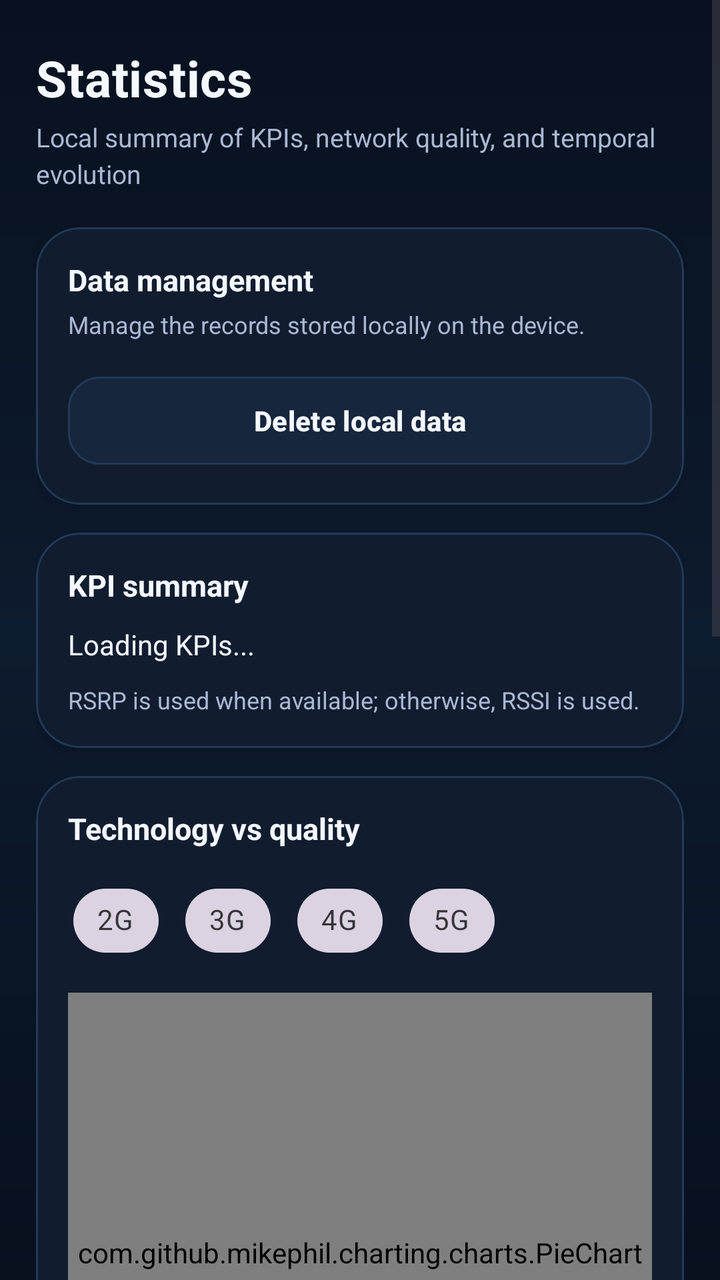
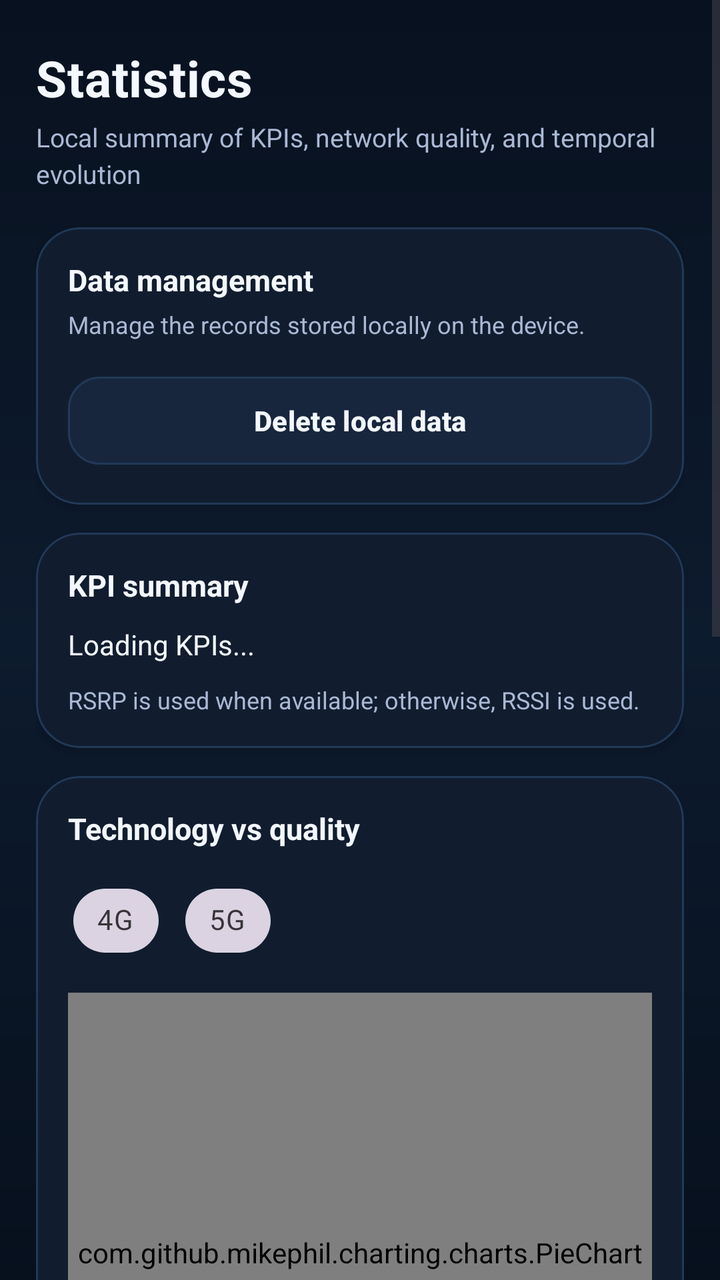

Compare the two renders of this Android layout. The source of the first and the diff that turns it into the second are given below.
<!-- AndroidManifest.xml: application theme Theme.NemoBackPack -->
<!-- res/layout/fragment_stats.xml -->
<?xml version="1.0" encoding="utf-8"?>
<androidx.constraintlayout.widget.ConstraintLayout
    xmlns:android="http://schemas.android.com/apk/res/android"
    xmlns:app="http://schemas.android.com/apk/res-auto"
    android:id="@+id/rootStats"
    android:layout_width="match_parent"
    android:layout_height="match_parent"
    android:background="@drawable/bg_app_gradient">

    <ScrollView
        android:id="@+id/scrollStats"
        android:layout_width="0dp"
        android:layout_height="0dp"
        android:fillViewport="true"
        android:clipToPadding="false"
        app:layout_constraintTop_toTopOf="parent"
        app:layout_constraintBottom_toBottomOf="parent"
        app:layout_constraintStart_toStartOf="parent"
        app:layout_constraintEnd_toEndOf="parent">

        <LinearLayout
            android:layout_width="match_parent"
            android:layout_height="wrap_content"
            android:orientation="vertical"
            android:paddingStart="18dp"
            android:paddingTop="22dp"
            android:paddingEnd="18dp"
            android:paddingBottom="28dp">

            
            <TextView
                android:id="@+id/txtStatsTitle"
                android:layout_width="match_parent"
                android:layout_height="wrap_content"
                android:text="Statistics"
                android:textColor="@color/altair_text"
                android:textStyle="bold"
                android:textSize="25sp"
                android:letterSpacing="0.01"
                android:layout_marginBottom="4dp" />

            <TextView
                android:id="@+id/txtStatsSubtitle"
                android:layout_width="match_parent"
                android:layout_height="wrap_content"
                android:text="Local summary of KPIs, network quality, and temporal evolution"
                android:textColor="@color/altair_text_secondary"
                android:textSize="13sp"
                android:lineSpacingExtra="3dp"
                android:layout_marginBottom="18dp" />

            
            <com.google.android.material.card.MaterialCardView
                android:id="@+id/cardActions"
                android:layout_width="match_parent"
                android:layout_height="wrap_content"
                android:layout_marginBottom="14dp"
                app:cardCornerRadius="22dp"
                app:cardElevation="3dp"
                app:cardBackgroundColor="@color/altair_surface"
                app:strokeColor="@color/altair_stroke"
                app:strokeWidth="1dp">

                <LinearLayout
                    android:layout_width="match_parent"
                    android:layout_height="wrap_content"
                    android:orientation="vertical"
                    android:padding="16dp">

                    <TextView
                        android:layout_width="match_parent"
                        android:layout_height="wrap_content"
                        android:text="Data management"
                        android:textColor="@color/altair_text"
                        android:textStyle="bold"
                        android:textSize="15sp"
                        android:layout_marginBottom="4dp" />

                    <TextView
                        android:layout_width="match_parent"
                        android:layout_height="wrap_content"
                        android:text="Manage the records stored locally on the device."
                        android:textColor="@color/altair_text_secondary"
                        android:textSize="12sp"
                        android:lineSpacingExtra="3dp"
                        android:layout_marginBottom="14dp" />

                    <com.google.android.material.button.MaterialButton
                        android:id="@+id/btnClearLocalStats"
                        android:layout_width="match_parent"
                        android:layout_height="52dp"
                        android:text="Delete local data"
                        android:textAllCaps="false"
                        android:textStyle="bold"
                        android:textColor="@color/altair_text"
                        app:backgroundTint="@color/altair_surface_2"
                        app:cornerRadius="16dp"
                        app:strokeColor="@color/altair_stroke"
                        app:strokeWidth="1dp"
                        app:elevation="0dp"
                        app:rippleColor="@color/altair_primary" />

                </LinearLayout>

            </com.google.android.material.card.MaterialCardView>

            
            <com.google.android.material.card.MaterialCardView
                android:id="@+id/cardKpis"
                android:layout_width="match_parent"
                android:layout_height="wrap_content"
                android:layout_marginBottom="14dp"
                app:cardCornerRadius="22dp"
                app:cardElevation="3dp"
                app:cardBackgroundColor="@color/altair_surface"
                app:strokeColor="@color/altair_stroke"
                app:strokeWidth="1dp">

                <LinearLayout
                    android:layout_width="match_parent"
                    android:layout_height="wrap_content"
                    android:orientation="vertical"
                    android:padding="16dp">

                    <TextView
                        android:layout_width="match_parent"
                        android:layout_height="wrap_content"
                        android:text="KPI summary"
                        android:textColor="@color/altair_text"
                        android:textStyle="bold"
                        android:textSize="15sp"
                        android:layout_marginBottom="10dp" />

                    <TextView
                        android:id="@+id/txtKpis"
                        android:layout_width="match_parent"
                        android:layout_height="wrap_content"
                        android:textColor="@color/altair_text"
                        android:textSize="14sp"
                        android:lineSpacingExtra="4dp"
                        android:text="Loading KPIs..." />

                    <TextView
                        android:id="@+id/txtNote"
                        android:layout_width="match_parent"
                        android:layout_height="wrap_content"
                        android:textColor="@color/altair_text_secondary"
                        android:textSize="12sp"
                        android:layout_marginTop="10dp"
                        android:lineSpacingExtra="3dp"
                        android:text="RSRP is used when available; otherwise, RSSI is used." />

                </LinearLayout>

            </com.google.android.material.card.MaterialCardView>

            
            <com.google.android.material.card.MaterialCardView
                android:id="@+id/cardTechQuality"
                android:layout_width="match_parent"
                android:layout_height="wrap_content"
                android:layout_marginBottom="14dp"
                app:cardCornerRadius="22dp"
                app:cardElevation="3dp"
                app:cardBackgroundColor="@color/altair_surface"
                app:strokeColor="@color/altair_stroke"
                app:strokeWidth="1dp">

                <LinearLayout
                    android:layout_width="match_parent"
                    android:layout_height="wrap_content"
                    android:orientation="vertical"
                    android:padding="16dp">

                    <TextView
                        android:layout_width="match_parent"
                        android:layout_height="wrap_content"
                        android:text="Technology vs quality"
                        android:textColor="@color/altair_text"
                        android:textStyle="bold"
                        android:textSize="15sp"
                        android:layout_marginBottom="12dp" />

                    <com.google.android.material.chip.ChipGroup
                        android:id="@+id/chipTechGroup"
                        android:layout_width="match_parent"
                        android:layout_height="wrap_content"
                        android:layout_marginBottom="12dp"
                        app:singleSelection="true">

                        <com.google.android.material.chip.Chip
                            android:id="@+id/chip2g"
                            style="@style/Widget.MaterialComponents.Chip.Choice"
                            android:layout_width="wrap_content"
                            android:layout_height="wrap_content"
                            android:text="2G"
                            android:checkable="true" />

                        <com.google.android.material.chip.Chip
                            android:id="@+id/chip3g"
                            style="@style/Widget.MaterialComponents.Chip.Choice"
                            android:layout_width="wrap_content"
                            android:layout_height="wrap_content"
                            android:text="3G"
                            android:checkable="true" />

                        <com.google.android.material.chip.Chip
                            android:id="@+id/chip4g"
                            style="@style/Widget.MaterialComponents.Chip.Choice"
                            android:layout_width="wrap_content"
                            android:layout_height="wrap_content"
                            android:text="4G"
                            android:checkable="true" />

                        <com.google.android.material.chip.Chip
                            android:id="@+id/chip5g"
                            style="@style/Widget.MaterialComponents.Chip.Choice"
                            android:layout_width="wrap_content"
                            android:layout_height="wrap_content"
                            android:text="5G"
                            android:checkable="true" />

                    </com.google.android.material.chip.ChipGroup>

                    <com.github.mikephil.charting.charts.PieChart
                        android:id="@+id/pieTechQuality"
                        android:layout_width="match_parent"
                        android:layout_height="260dp" />

                </LinearLayout>

            </com.google.android.material.card.MaterialCardView>

            
            <com.google.android.material.card.MaterialCardView
                android:id="@+id/cardSignalTime"
                android:layout_width="match_parent"
                android:layout_height="wrap_content"
                android:layout_marginBottom="16dp"
                app:cardCornerRadius="22dp"
                app:cardElevation="3dp"
                app:cardBackgroundColor="@color/altair_surface"
                app:strokeColor="@color/altair_stroke"
                app:strokeWidth="1dp">

                <LinearLayout
                    android:layout_width="match_parent"
                    android:layout_height="wrap_content"
                    android:orientation="vertical"
                    android:padding="16dp">

                    <TextView
                        android:layout_width="match_parent"
                        android:layout_height="wrap_content"
                        android:text="Signal over time"
                        android:textColor="@color/altair_text"
                        android:textStyle="bold"
                        android:textSize="15sp"
                        android:layout_marginBottom="12dp" />

                    <com.github.mikephil.charting.charts.LineChart
                        android:id="@+id/lineSignal"
                        android:layout_width="match_parent"
                        android:layout_height="280dp" />

                </LinearLayout>

            </com.google.android.material.card.MaterialCardView>

            
            <TextView
                android:id="@+id/txtEmptyStats"
                android:layout_width="match_parent"
                android:layout_height="wrap_content"
                android:text="No local data yet. Enable measurement on the map."
                android:textColor="@color/altair_text_secondary"
                android:textSize="14sp"
                android:gravity="center"
                android:visibility="gone"
                android:padding="14dp"
                android:layout_marginBottom="10dp" />

            
            <com.google.android.material.card.MaterialCardView
                android:id="@+id/cardBottomStatsActions"
                android:layout_width="match_parent"
                android:layout_height="wrap_content"
                android:layout_marginTop="4dp"
                android:layout_marginBottom="24dp"
                app:cardCornerRadius="22dp"
                app:cardElevation="3dp"
                app:cardBackgroundColor="@color/altair_surface"
                app:strokeColor="@color/altair_stroke"
                app:strokeWidth="1dp">

                <LinearLayout
                    android:layout_width="match_parent"
                    android:layout_height="wrap_content"
                    android:orientation="horizontal"
                    android:padding="16dp">

                    <com.google.android.material.button.MaterialButton
                        android:id="@+id/btnOpenHistory"
                        android:layout_width="0dp"
                        android:layout_height="52dp"
                        android:layout_weight="1"
                        android:text="History"
                        android:textAllCaps="false"
                        android:textStyle="bold"
                        android:textColor="@color/altair_text"
                        app:backgroundTint="@color/altair_primary"
                        app:cornerRadius="16dp"
                        app:strokeColor="@color/altair_primary"
                        app:strokeWidth="1dp"
                        app:elevation="0dp"
                        app:rippleColor="@color/altair_surface_2" />

                    <Space
                        android:layout_width="12dp"
                        android:layout_height="1dp" />

                    <com.google.android.material.button.MaterialButton
                        android:id="@+id/btnExportCsv"
                        android:layout_width="0dp"
                        android:layout_height="52dp"
                        android:layout_weight="1"
                        android:text="Export CSV"
                        android:textAllCaps="false"
                        android:textStyle="bold"
                        android:textColor="@color/altair_text"
                        app:backgroundTint="@color/altair_surface_2"
                        app:cornerRadius="16dp"
                        app:strokeColor="@color/altair_stroke"
                        app:strokeWidth="1dp"
                        app:elevation="0dp"
                        app:rippleColor="@color/altair_primary" />

                </LinearLayout>

            </com.google.android.material.card.MaterialCardView>

        </LinearLayout>

    </ScrollView>

</androidx.constraintlayout.widget.ConstraintLayout>
<!-- resources referenced by this layout -->
<resources>
  <color name="altair_primary">#39D5FF</color>
  <color name="altair_stroke">#223958</color>
  <color name="altair_surface">#111D2F</color>
  <color name="altair_surface_2">#17263D</color>
  <color name="altair_text">#F4F8FF</color>
  <color name="altair_text_secondary">#AAB8D4</color>
  <!-- drawable bg_app_gradient (drawable) -->
  <?xml version="1.0" encoding="utf-8"?>
  <shape xmlns:android="http://schemas.android.com/apk/res/android">
      <gradient
          android:startColor="@color/altair_bg"
          android:centerColor="@color/altair_bg_2"
          android:endColor="#07101D"
          android:angle="270" />
  </shape>
  <style name="Theme.NemoBackPack" parent="Base.Theme.NemoBackPack" />
  <color name="altair_bg">#08111F</color>
  <color name="altair_bg_2">#0D1B2E</color>
  <style name="Base.Theme.NemoBackPack" parent="Theme.Material3.DayNight.NoActionBar">
          
          
      </style>
</resources>

<!-- the commit's change to res/layout/fragment_stats.xml (unified diff, before → after) -->
@@ -189,22 +189,6 @@
                         app:singleSelection="true">
 
                         <com.google.android.material.chip.Chip
-                            android:id="@+id/chip2g"
-                            style="@style/Widget.MaterialComponents.Chip.Choice"
-                            android:layout_width="wrap_content"
-                            android:layout_height="wrap_content"
-                            android:text="2G"
-                            android:checkable="true" />
-
-                        <com.google.android.material.chip.Chip
-                            android:id="@+id/chip3g"
-                            style="@style/Widget.MaterialComponents.Chip.Choice"
-                            android:layout_width="wrap_content"
-                            android:layout_height="wrap_content"
-                            android:text="3G"
-                            android:checkable="true" />
-
-                        <com.google.android.material.chip.Chip
                             android:id="@+id/chip4g"
                             style="@style/Widget.MaterialComponents.Chip.Choice"
                             android:layout_width="wrap_content"
